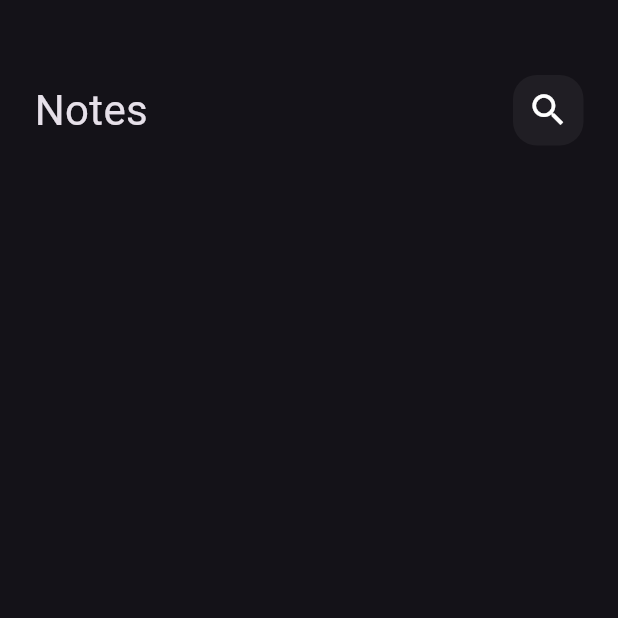
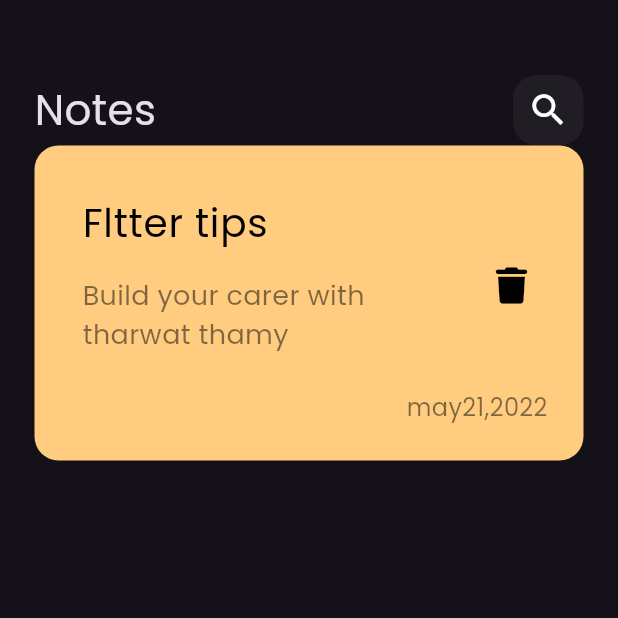
Before and after one commit to MoustafaMohamed1/notes_app, a Flutter app: the screen it shows after launch, on a phone screen of 412 x 824 dp, the top half of it. Run offline on Flutter 3.47's test engine with Material 3 defaults, Android fonts, the phone set to English and light mode, and no system bars; our stand-ins replace font_awesome_flutter.

Commit message:
create custom note item

```diff
--- a/lib/main.dart
+++ b/lib/main.dart
@@ -14,6 +14,7 @@ class NotesApp extends StatelessWidget {
     return MaterialApp(
       debugShowCheckedModeBanner: false,
     theme: ThemeData(
+      fontFamily: 'Poppins',
       brightness: Brightness.dark
     ),
 
--- /dev/null
+++ b/lib/widgets/custom_note_item.dart
@@ -0,0 +1,54 @@
+import 'package:flutter/material.dart';
+import 'package:font_awesome_flutter/font_awesome_flutter.dart';
+
+class NoteItem extends StatelessWidget {
+  const NoteItem({super.key});
+
+  @override
+  Widget build(BuildContext context) {
+    return Container(
+      padding: const EdgeInsets.only(
+        top: 24,
+        bottom: 24,
+        left: 16,
+      ),
+      decoration: BoxDecoration(
+        color: const Color(0xffFFCC80),
+        borderRadius: BorderRadius.circular(16),
+      ),
+      child: Column(
+        crossAxisAlignment: CrossAxisAlignment.end,
+        children: [
+          ListTile(
+            title: const Text(
+              'Fltter tips',
+              style: TextStyle(color: Colors.black, fontSize: 26),
+            ),
+
+            subtitle: Padding(padding: const EdgeInsets.only(top: 16,bottom: 16),
+              child:Text(
+                'Build your carer with tharwat thamy',
+                style:
+                TextStyle(color: Colors.black.withOpacity(.5), fontSize: 18),
+
+              ),),
+
+            trailing: IconButton(
+              onPressed: () {},
+              icon: const Icon(
+                FontAwesomeIcons.trash,
+                color: Colors.black,
+                size: 24,
+              ),
+            ),
+          ),
+          Padding(padding:const EdgeInsets.only(right: 24),
+            child:Text(
+              'may21,2022',
+              style: TextStyle(color: Colors.black.withOpacity(.5),fontSize: 16),
+            ),),
+        ],
+      ),
+    );
+  }
+}
--- a/lib/widgets/notes_view_body.dart
+++ b/lib/widgets/notes_view_body.dart
@@ -1,5 +1,6 @@
 import 'package:flutter/material.dart';
 
+import 'custom_note_item.dart';
 import 'cutom_app_bar.dart';
 
 class NotesViewBody extends StatelessWidget {
@@ -7,12 +8,14 @@ class NotesViewBody extends StatelessWidget {
 
   @override
   Widget build(BuildContext context) {
-    return const Padding(padding: EdgeInsets.symmetric(horizontal: 23),
-      child:Column(
-      children: [
-        SizedBox(height: 50),
-        CustomAppBar(),
-      ],
-      ));
+    return const Padding(
+        padding: EdgeInsets.symmetric(horizontal: 23),
+        child: Column(
+          children: [
+            SizedBox(height: 50),
+            CustomAppBar(),
+            NoteItem(),
+          ],
+        ));
   }
 }
```
Also changed, not shown: pubspec.yaml (+5 -4 lines), assets/fonts/Poppins-Regular.ttf (added), pubspec.lock.
